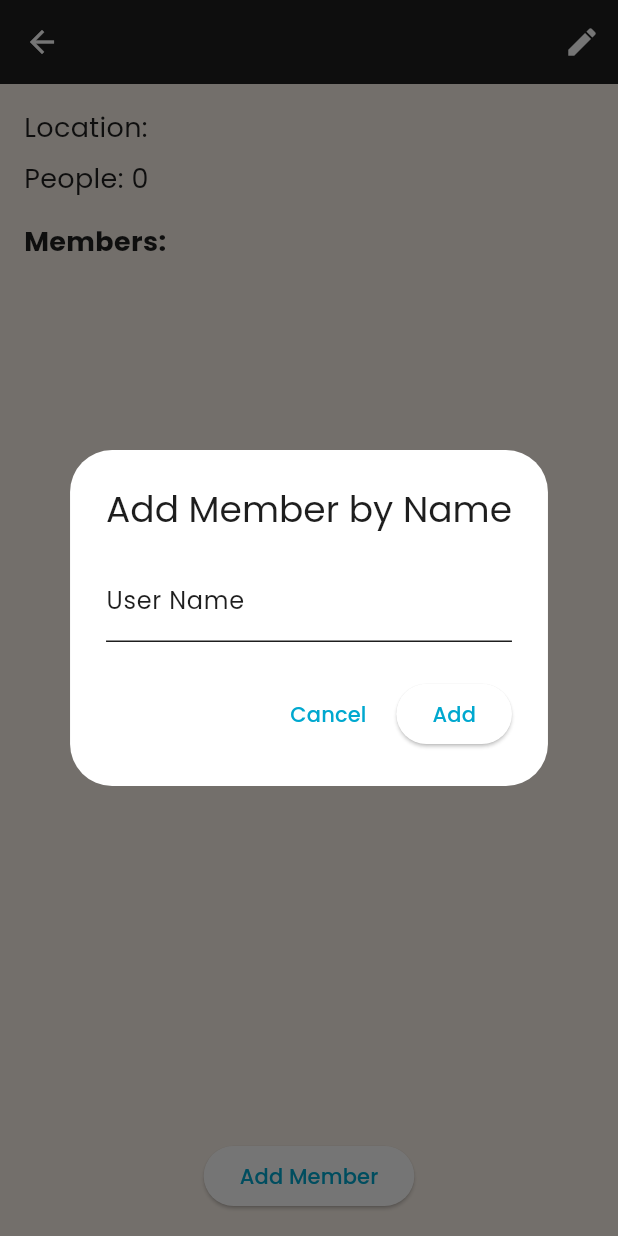
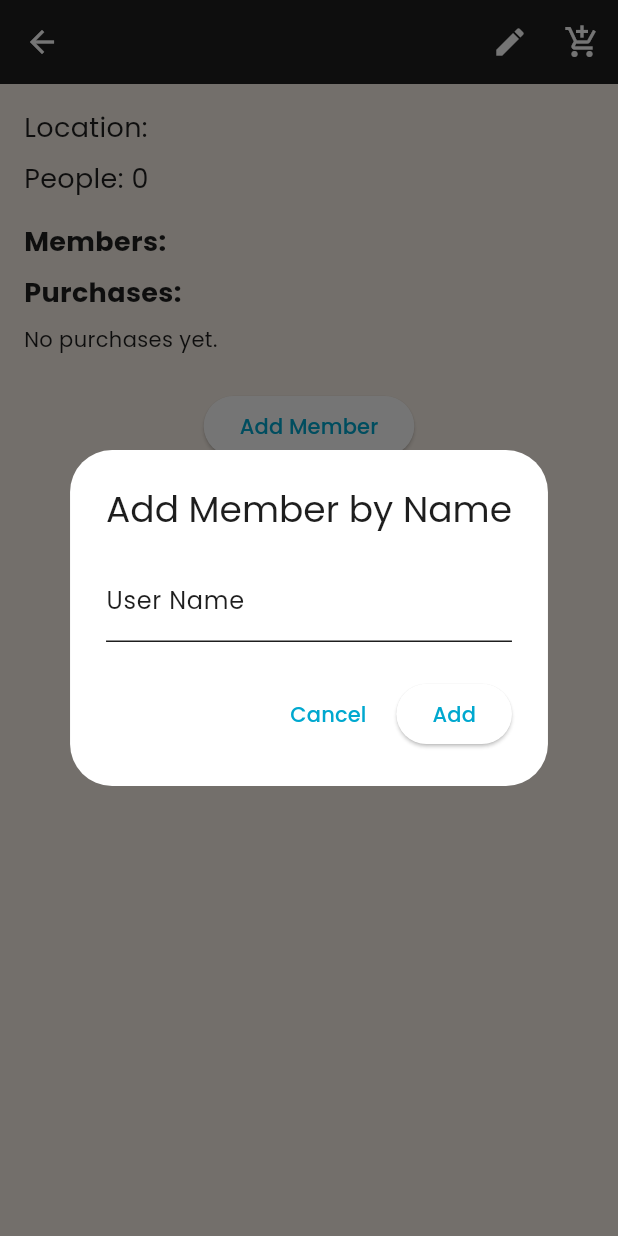
Before and after one commit to ethanisthin/Tally, a Flutter app: the GroupDetailsScreen screen opened directly with empty values, after a tap on "Add Member", on a phone screen of 412 x 824 dp. Run offline on Flutter 3.47's test engine with Material 3 defaults, Android fonts, the phone set to English and light mode, and no system bars; our stand-ins replace cloud_firestore, firebase_auth, firebase_core; accounts and stored records are empty; statements that could not run were skipped.

Commit message:
feat: add purchase management features to GroupDetailsScreen

```diff
--- a/lib/screens/group_details_screen.dart
+++ b/lib/screens/group_details_screen.dart
@@ -1,4 +1,5 @@
 import 'package:flutter/material.dart';
+import 'package:trip_expense_tracker/screens/create_purchase_screen.dart';
 import '../models/group.dart';
 import '../services/firebase_service.dart';
 
@@ -13,6 +14,16 @@ class GroupDetailsScreen extends StatefulWidget {
 class _GroupDetailsScreenState extends State<GroupDetailsScreen> {
   late Group group;
   final FirebaseService _firebaseService = FirebaseService();
+
+  Future<Map<String, String>> _getUserNames(List<String> userIds) async {
+    final usersCollection = FirebaseService().firestore.collection('users');
+    final names = <String, String>{};
+    for (final id in userIds){
+      final doc = await usersCollection.doc(id).get();
+      names[id] = doc.data()?['name'] ?? id;
+    }
+    return names;
+  }
 
   @override
   void initState() {
@@ -97,7 +108,6 @@ class _GroupDetailsScreenState extends State<GroupDetailsScreen> {
                     setState(() => errorText = 'Please enter a name');
                     return;
                   }
-                  // Query Firestore for user by name
                   final userQuery = await _firebaseService.firestore
                       .collection('users')
                       .where('name', isEqualTo: name)
@@ -134,6 +144,13 @@ class _GroupDetailsScreenState extends State<GroupDetailsScreen> {
             icon: const Icon(Icons.edit),
             onPressed: () => _editGroup(context),
           ),
+          IconButton(
+            icon: const Icon(Icons.add_shopping_cart),
+            tooltip: 'Add Purchase',
+            onPressed: () {
+              Navigator.push(context, MaterialPageRoute(builder: (context) => CreatePurchaseScreen(group: group)));
+            },
+          ),
         ],
       ),
       body: Padding(
@@ -147,13 +164,97 @@ class _GroupDetailsScreenState extends State<GroupDetailsScreen> {
             const SizedBox(height: 16),
             const Text('Members: ', style: TextStyle(fontSize: 18, fontWeight: FontWeight.bold)),
             const SizedBox(height: 8),
-            Expanded(
-              child: ListView.builder(
+
+
+            const Text('Purchases:', style: TextStyle(fontSize: 18, fontWeight: FontWeight.bold)),
+            const SizedBox(height: 8),
+            FutureBuilder<List<Map<String, dynamic>>>(
+            future: _firebaseService.getGroupPurchases(group.id),
+            builder: (context, snapshot) {
+              if (snapshot.connectionState == ConnectionState.waiting) {
+                return const Center(child: CircularProgressIndicator());
+              }
+              if (!snapshot.hasData || snapshot.data!.isEmpty) {
+                return const Text('No purchases yet.');
+              }
+              final purchases = snapshot.data!;
+              return ListView.builder(
+                shrinkWrap: true,
+                physics: const NeverScrollableScrollPhysics(),
+                itemCount: purchases.length,
+                itemBuilder: (context, index) {
+                  final purchase = purchases[index];
+                  final payeeIds = List<String>.from(purchase['payees'] ?? []);
+                  return FutureBuilder<Map<String, String>>(future: _getUserNames(payeeIds),
+                  builder: (context, snapshot) {
+                    final payeeNames = snapshot.data?.values.join(', ') ?? payeeIds.join(', ');
+                    return ListTile(
+                          title: Text(purchase['name'] ?? 'Unnamed'),
+                          subtitle: Text('Payees: $payeeNames'),
+                          trailing: Text(purchase['splitMethod'] ?? ''),
+                          onTap: () {
+                            showDialog(
+                              context: context,
+                              builder: (context) => AlertDialog(
+                                title: Text(purchase['name'] ?? 'Purchase Details'),
+                                content: Column(
+                                  mainAxisSize: MainAxisSize.min,
+                                  crossAxisAlignment: CrossAxisAlignment.start,
+                                  children: [
+                                    Text('Split Method: ${purchase['splitMethod'] ?? ''}'),
+                                    const SizedBox(height: 8),
+                                    Text('Payees: $payeeNames'),
+                                    const SizedBox(height: 8),
+                                    if (purchase['amounts'] != null)
+                                    ...((purchase['amounts'] as Map<String, dynamic>).entries.map((e) {
+                                      final amount = (e.value is num) ? (e.value as num).toStringAsFixed(2) : e.value.toString();
+                                      return Text('${snapshot.data?[e.key] ?? e.key}: \$$amount');
+                                    })),
+                                  ],
+                                ),
+                                actions: [
+                                  TextButton(
+                                    onPressed: () => Navigator.pop(context),
+                                    child: const Text('Close'),
+                                  ),
+                                  TextButton(
+                                    onPressed: () async {
+                                      final purchaseId = purchase['id'] ?? '';
+                                      if (purchaseId.isNotEmpty) {
+                                        await _firebaseService.deletePurchase(group.id, purchaseId);
+                                        Navigator.pop(context);
+                                        setState(() {});
+                                      }
+                                    },
+                                    child: const Text('Delete', style: TextStyle(color: Colors.red)),
+                                  ),
+                                ],
+                              ),
+                            );
+                          },
+                        );
+                  },
+                );
+
+                },
+              );
+            },
+          ),
+            const SizedBox(height: 16),
+            FutureBuilder<Map<String, String>>(
+              future: _getUserNames(group.members),
+              builder: (context, snapshot) {
+                if (!snapshot.hasData) return const CircularProgressIndicator();
+                final memberNames = snapshot.data!;
+                return ListView.builder(
+                  shrinkWrap: true,
+                  physics: const NeverScrollableScrollPhysics(),
                   itemCount: group.members.length,
                   itemBuilder: (context, index) {
                     final memberId = group.members[index];
+                    final name = memberNames[memberId] ?? memberId;
                     return ListTile(
-                    title: Text(memberId),
+                      title: Text(name),
                       trailing: IconButton(
                         icon: const Icon(Icons.remove_circle),
                         onPressed: () async {
@@ -166,7 +267,8 @@ class _GroupDetailsScreenState extends State<GroupDetailsScreen> {
                       ),
                     );
                   },
-              ),
+                );
+              },
             ),
             const SizedBox(height: 8),
             Center(
```
Lines whose indentation alone changed are shown as unchanged.
